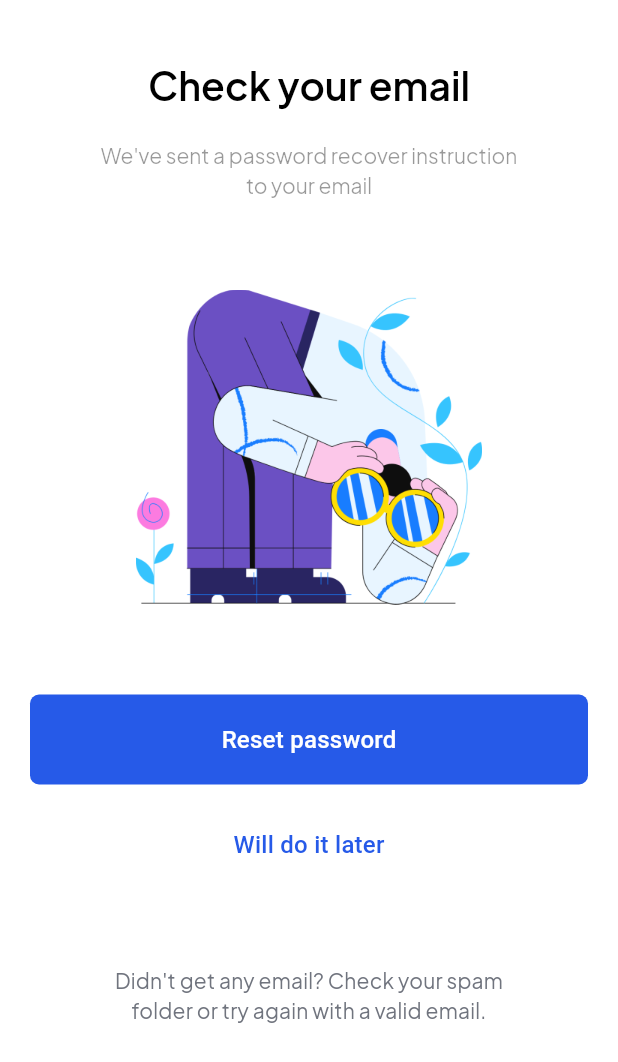
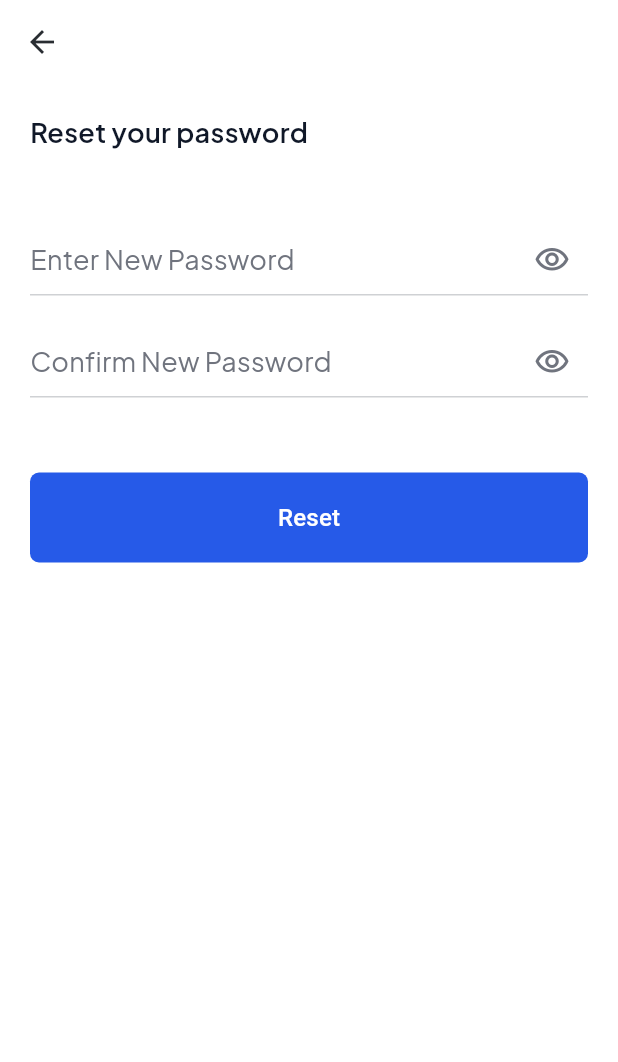
Before and after one commit to Manuelkpatsu/educo, a Flutter app: the CheckEmailScreen screen opened by its route, after a tap on "Reset password", on a phone screen of 412 x 824 dp. Shown: the top 1062 px of the screen. Run offline on Flutter 3.47's test engine with Material 2 defaults, Android fonts, the phone set to English and light mode, and no system bars; our stand-ins replace animated_splash_screen, equatable, google_fonts, page_transition, smooth_page_indicator.

Commit message:
Implement reset password screen

```diff
--- a/lib/router.dart
+++ b/lib/router.dart
@@ -3,6 +3,7 @@ import 'package:flutter/material.dart';
 import 'screen/auth/check_email/check_email_screen.dart';
 import 'screen/auth/forgot_password/forgot_password_screen.dart';
 import 'screen/auth/login/login_screen.dart';
+import 'screen/auth/reset_password/reset_password_screen.dart';
 import 'screen/auth/sign_up/sign_up_screen.dart';
 import 'screen/auth/sign_up_form/sign_up_form_screen.dart';
 import 'screen/onboard/onboard_screen.dart';
@@ -21,6 +22,8 @@ Route<dynamic> generateRoute(RouteSettings settings) {
       return MaterialPageRoute(builder: (_) => const ForgotPasswordScreen());
     case CheckEmailScreen.routeName:
       return MaterialPageRoute(builder: (_) => const CheckEmailScreen());
+    case ResetPasswordScreen.routeName:
+      return MaterialPageRoute(builder: (_) => const ResetPasswordScreen());
     default:
       return MaterialPageRoute(
         builder: (_) => Scaffold(
--- a/lib/screen/auth/check_email/check_email_screen.dart
+++ b/lib/screen/auth/check_email/check_email_screen.dart
@@ -1,3 +1,4 @@
+import 'package:educo/screen/auth/reset_password/reset_password_screen.dart';
 import 'package:educo/screen/widget/custom_button.dart';
 import 'package:educo/screen/widget/custom_text_button.dart';
 import 'package:flutter/material.dart';
@@ -27,7 +28,10 @@ class CheckEmailScreen extends StatelessWidget {
               const SizedBox(height: 60),
               const CheckEmailImage(),
               const SizedBox(height: 60),
-              CustomButton(onPressed: () {}, widget: const Text('Reset password')),
+              CustomButton(
+                onPressed: () => Navigator.of(context).pushNamed(ResetPasswordScreen.routeName),
+                widget: const Text('Reset password'),
+              ),
               const SizedBox(height: 10),
               CustomTextButton(
                 onPressed: () => Navigator.of(context).pop(),
--- /dev/null
+++ b/lib/screen/auth/reset_password/reset_password_screen.dart
@@ -0,0 +1,96 @@
+import 'package:educo/screen/auth/login/login_screen.dart';
+import 'package:educo/screen/widget/custom_button.dart';
+import 'package:educo/screen/widget/password_input_field.dart';
+import 'package:educo/utils/validator.dart';
+import 'package:flutter/material.dart';
+
+import 'widget/reset_password_text.dart';
+
+class ResetPasswordScreen extends StatefulWidget {
+  static const routeName = '/reset_password';
+
+  const ResetPasswordScreen({super.key});
+
+  @override
+  State<ResetPasswordScreen> createState() => _ResetPasswordScreenState();
+}
+
+class _ResetPasswordScreenState extends State<ResetPasswordScreen> {
+  final GlobalKey<FormState> _resetPasswordFormKey = GlobalKey<FormState>();
+  final TextEditingController _passwordController = TextEditingController();
+  final TextEditingController _confirmPasswordController = TextEditingController();
+  bool _obscurePasswordText = true;
+  bool _obscureConfirmPasswordText = true;
+
+  @override
+  void dispose() {
+    _passwordController.dispose();
+    _confirmPasswordController.dispose();
+    super.dispose();
+  }
+
+  @override
+  Widget build(BuildContext context) {
+    return Scaffold(
+      appBar: AppBar(),
+      body: SingleChildScrollView(
+        padding: const EdgeInsets.symmetric(horizontal: 20),
+        keyboardDismissBehavior: ScrollViewKeyboardDismissBehavior.onDrag,
+        child: Form(
+          key: _resetPasswordFormKey,
+          child: Column(
+            children: [
+              const SizedBox(height: 20),
+              const ResetPasswordText(),
+              const SizedBox(height: 50),
+              PasswordInputField(
+                controller: _passwordController,
+                hintText: 'Enter New Password',
+                obscureText: _obscurePasswordText,
+                inputAction: TextInputAction.next,
+                validator: Validator.password,
+                toggle: () {
+                  setState(() => _obscurePasswordText = !_obscurePasswordText);
+                },
+              ),
+              const SizedBox(height: 20),
+              PasswordInputField(
+                controller: _confirmPasswordController,
+                hintText: 'Confirm New Password',
+                obscureText: _obscureConfirmPasswordText,
+                inputAction: TextInputAction.done,
+                validator: (String? value) {
+                  if (value!.isEmpty) {
+                    return 'Confirm password is required';
+                  }
+
+                  if (_passwordController.text.trim() != _confirmPasswordController.text.trim()) {
+                    return "Passwords do not match";
+                  }
+
+                  return null;
+                },
+                toggle: () {
+                  setState(() => _obscureConfirmPasswordText = !_obscureConfirmPasswordText);
+                },
+              ),
+              const SizedBox(height: 50),
+              CustomButton(
+                onPressed: () {
+                  if (_resetPasswordFormKey.currentState!.validate()) {
+                    Navigator.of(context).pushNamedAndRemoveUntil(
+                      LoginScreen.routeName,
+                      (route) => false,
+                    );
+                  }
+                },
+                widget: const Text('Reset'),
+              ),
+              const SizedBox(height: 20),
+            ],
+          ),
+        ),
+      ),
+    );
+  }
+}
--- /dev/null
+++ b/lib/screen/auth/reset_password/widget/reset_password_text.dart
@@ -0,0 +1,21 @@
+import 'package:educo/theme/custom_color.dart';
+import 'package:educo/theme/custom_text_style.dart';
+import 'package:flutter/material.dart';
+
+class ResetPasswordText extends StatelessWidget {
+  const ResetPasswordText({super.key});
+
+  @override
+  Widget build(BuildContext context) {
+    return Align(
+      alignment: Alignment.centerLeft,
+      child: Text(
+        'Reset your password',
+        style: CustomTextStyle.titleThreeMedium.copyWith(
+          color: CustomColor.titleColor,
+          fontWeight: FontWeight.w600,
+        ),
+      ),
+    );
+  }
+}
```
